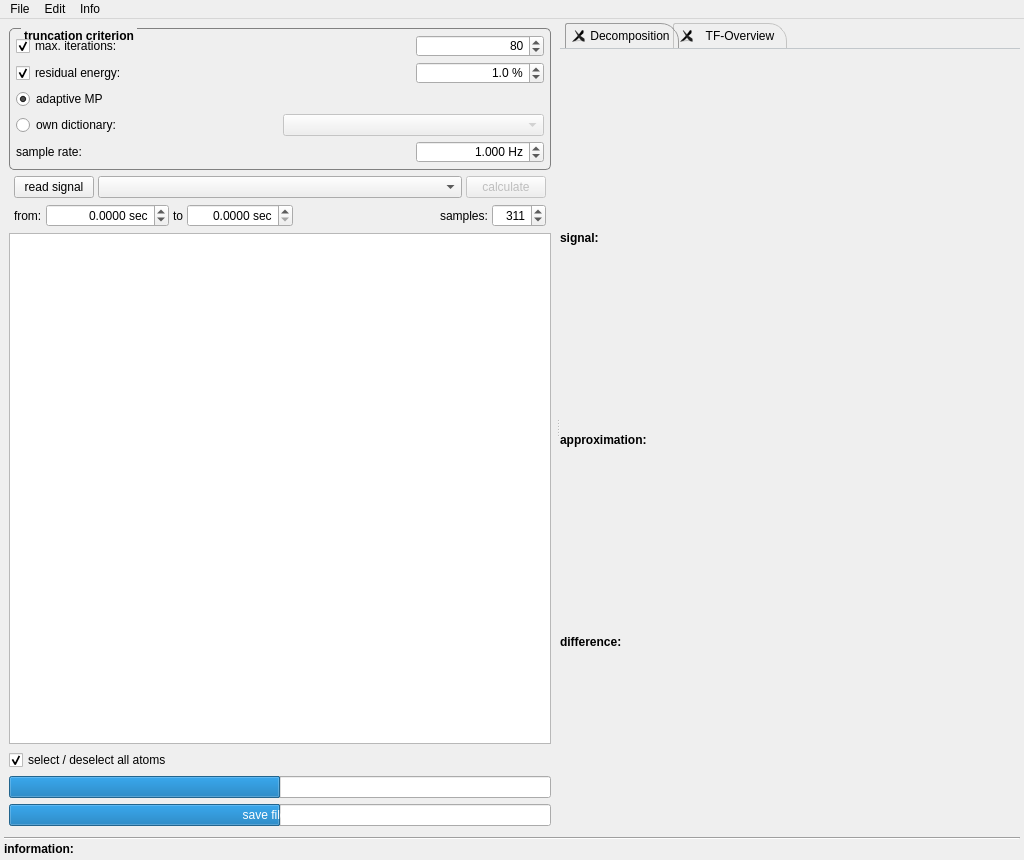
Qt form applications/mne_matching_pursuit/mainwindow.ui (LostSign/mne-cpp) before a commit.
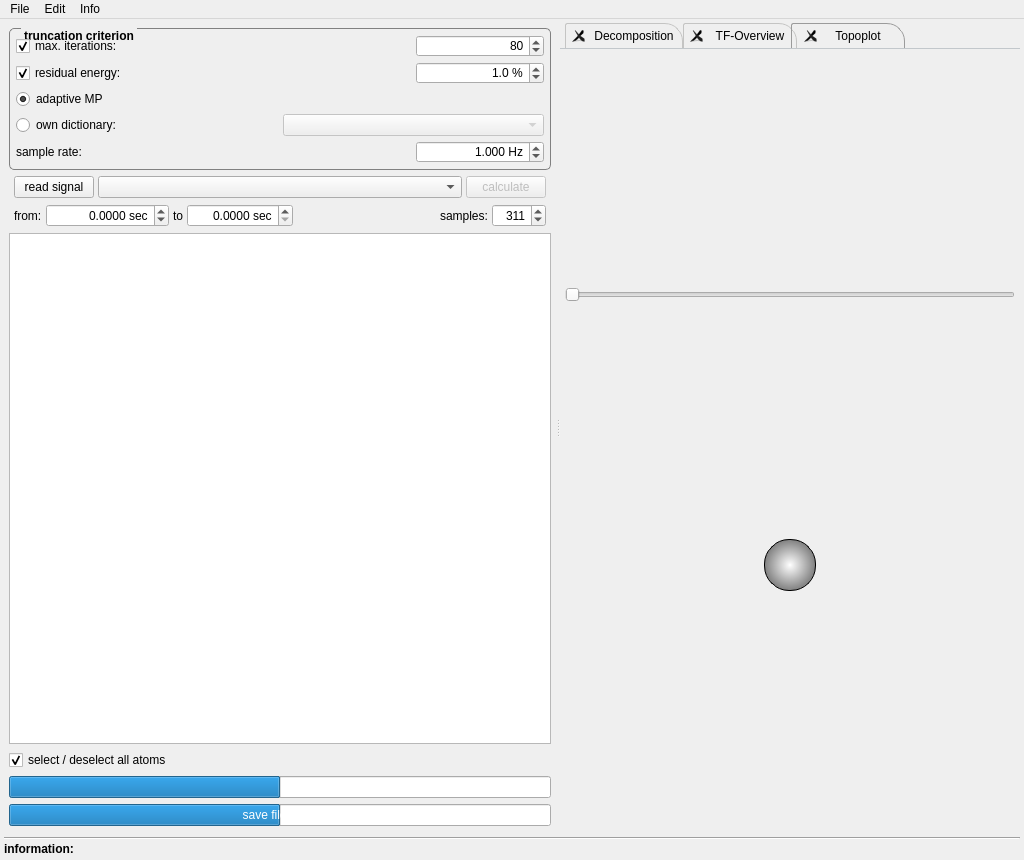
The same form after that commit. The open tabs and pages were chosen to show the change. Icons and pictures are not drawn.

Commit message: upd: topoplot

Patch:
```diff
--- a/applications/mne_matching_pursuit/mainwindow.ui
+++ b/applications/mne_matching_pursuit/mainwindow.ui
@@ -963,6 +963,84 @@
             </item>
            </layout>
           </widget>
+          <widget class="QWidget" name="tab_topo_plot">
+           <attribute name="title">
+            <string>Topoplot</string>
+           </attribute>
+           <layout class="QGridLayout" name="gridLayout_3">
+            <item row="2" column="1">
+             <widget class="QPushButton" name="btt_playtopo">
+              <property name="styleSheet">
+               <string notr="true">background-color: qradialgradient(spread:pad, cx:0.5, cy:0.5, radius:0.5, fx:0.5, fy:0.5, stop:0 white,  stop:1 grey);
+border-style: solid;
+border-width: 2px;
+border-color: black;
+border-radius: 25px;
+border-style: solid;
+border-width:1px;
+
+max-width:50px;
+max-height:50px;
+min-width:50px;
+min-height:50px;</string>
+              </property>
+              <property name="text">
+               <string/>
+              </property>
+              <property name="icon">
+               <iconset resource="Ressourcen.qrc">
+                <normaloff>:/images/icons/play_button.png</normaloff>:/images/icons/play_button.png</iconset>
+              </property>
+              <property name="iconSize">
+               <size>
+                <width>48</width>
+                <height>48</height>
+               </size>
+              </property>
+             </widget>
+            </item>
+            <item row="2" column="0">
+             <spacer name="horizontalSpacer">
+              <property name="orientation">
+               <enum>Qt::Horizontal</enum>
+              </property>
+              <property name="sizeHint" stdset="0">
+               <size>
+                <width>40</width>
+                <height>20</height>
+               </size>
+              </property>
+             </spacer>
+            </item>
+            <item row="2" column="2">
+             <spacer name="horizontalSpacer_2">
+              <property name="orientation">
+               <enum>Qt::Horizontal</enum>
+              </property>
+              <property name="sizeHint" stdset="0">
+               <size>
+                <width>40</width>
+                <height>20</height>
+               </size>
+              </property>
+             </spacer>
+            </item>
+            <item row="0" column="0" colspan="3">
+             <layout class="QVBoxLayout" name="l_topoplot">
+              <property name="spacing">
+               <number>0</number>
+              </property>
+             </layout>
+            </item>
+            <item row="1" column="0" colspan="3">
+             <widget class="QSlider" name="sli_topoTime">
+              <property name="orientation">
+               <enum>Qt::Horizontal</enum>
+              </property>
+             </widget>
+            </item>
+           </layout>
+          </widget>
          </widget>
         </widget>
        </item>
```
The commit also changes 7 other files.
